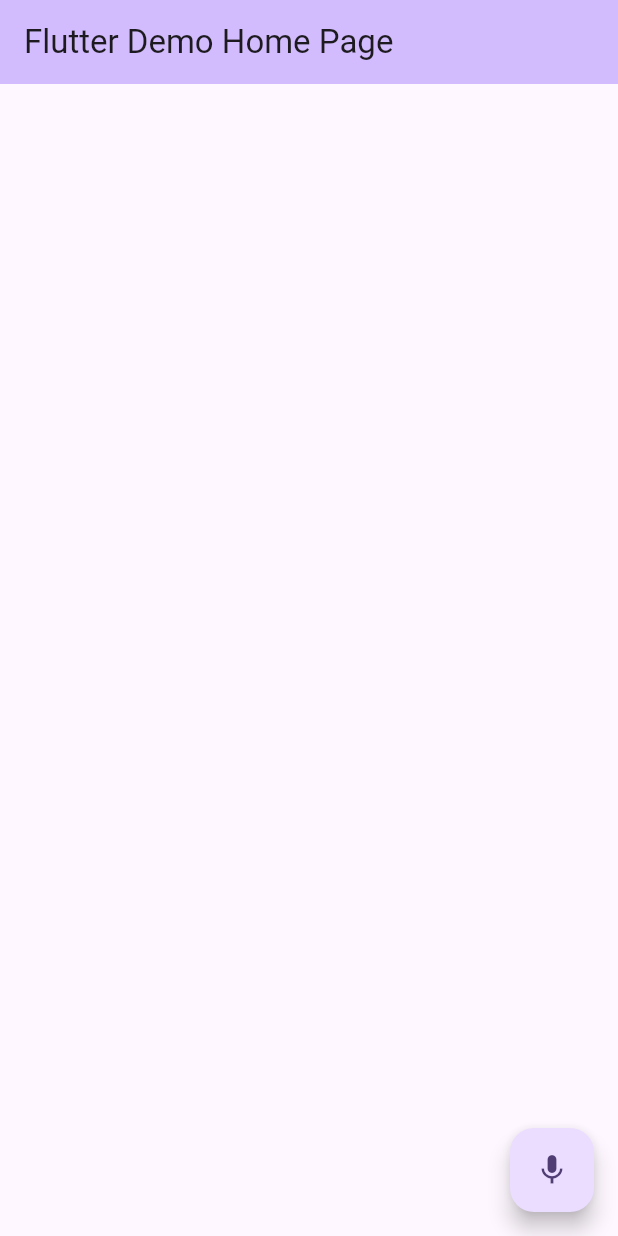
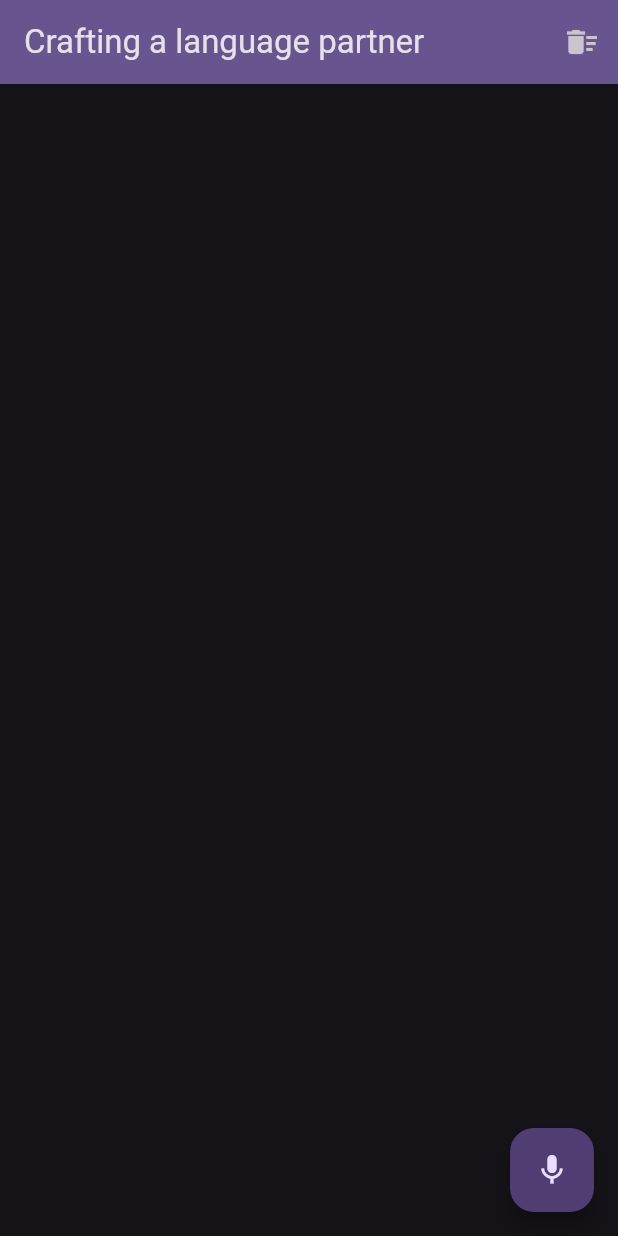
Before and after one commit to bulwinkel/devfest23, a Flutter app: the screen it shows after launch, on a phone screen of 412 x 824 dp. Run offline on Flutter 3.47's test engine with Material 3 defaults, Android fonts, the phone set to English and light mode, and no system bars; our stand-ins replace audioplayers, flutter_hooks; missing offline and left inert: dart_openai, flutter_sound_record.

Commit message:
Scaffolding updates

```diff
--- a/lib/main.dart
+++ b/lib/main.dart
@@ -13,10 +13,14 @@
     return MaterialApp(
       title: 'Flutter Demo',
       theme: ThemeData(
-        colorScheme: ColorScheme.fromSeed(seedColor: Colors.deepPurple),
+        colorScheme: ColorScheme.fromSeed(
+          seedColor: Colors.deepPurple,
+          brightness: Brightness.dark,
+        ),
         useMaterial3: true,
+        brightness: Brightness.dark,
       ),
-      home: const ChatPage(title: 'Flutter Demo Home Page'),
+      home: const ChatPage(title: 'Crafting a language partner'),
     );
   }
 }
```
Also changed, not shown: lib/chat_page.dart (+31 -18 lines), lib/support/hooks/use_list.dart (+7 -1 lines).
